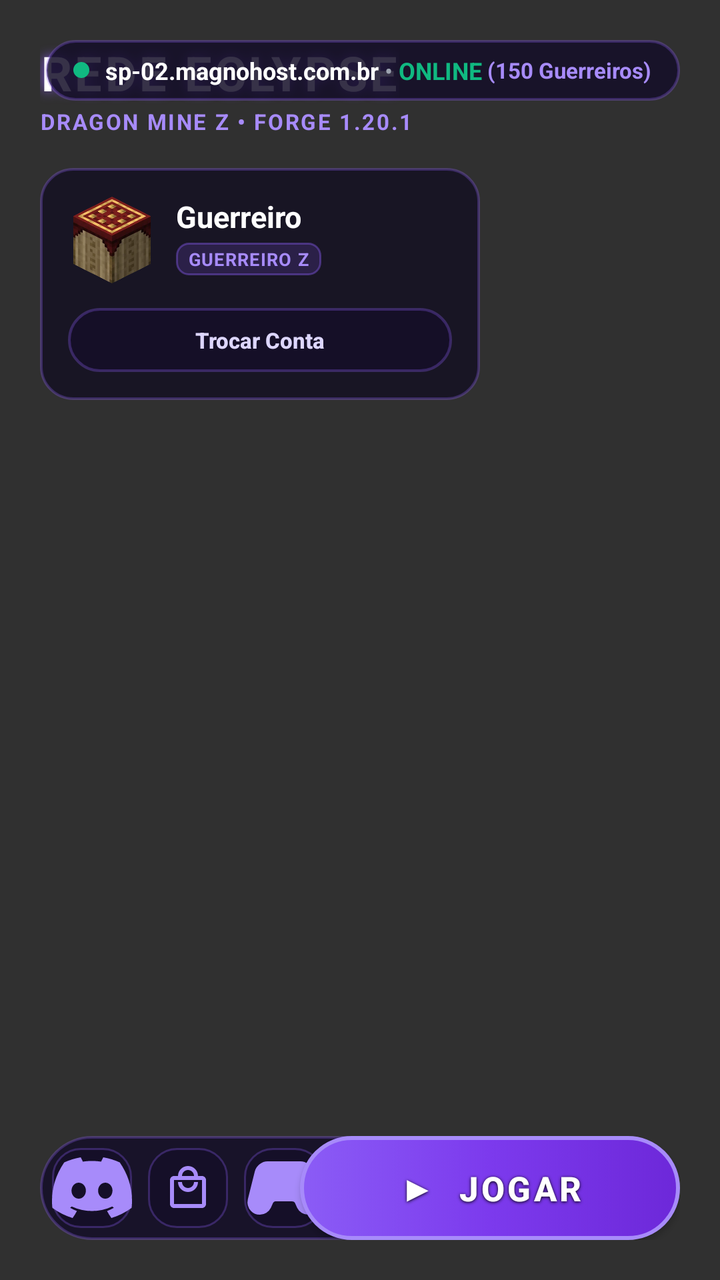
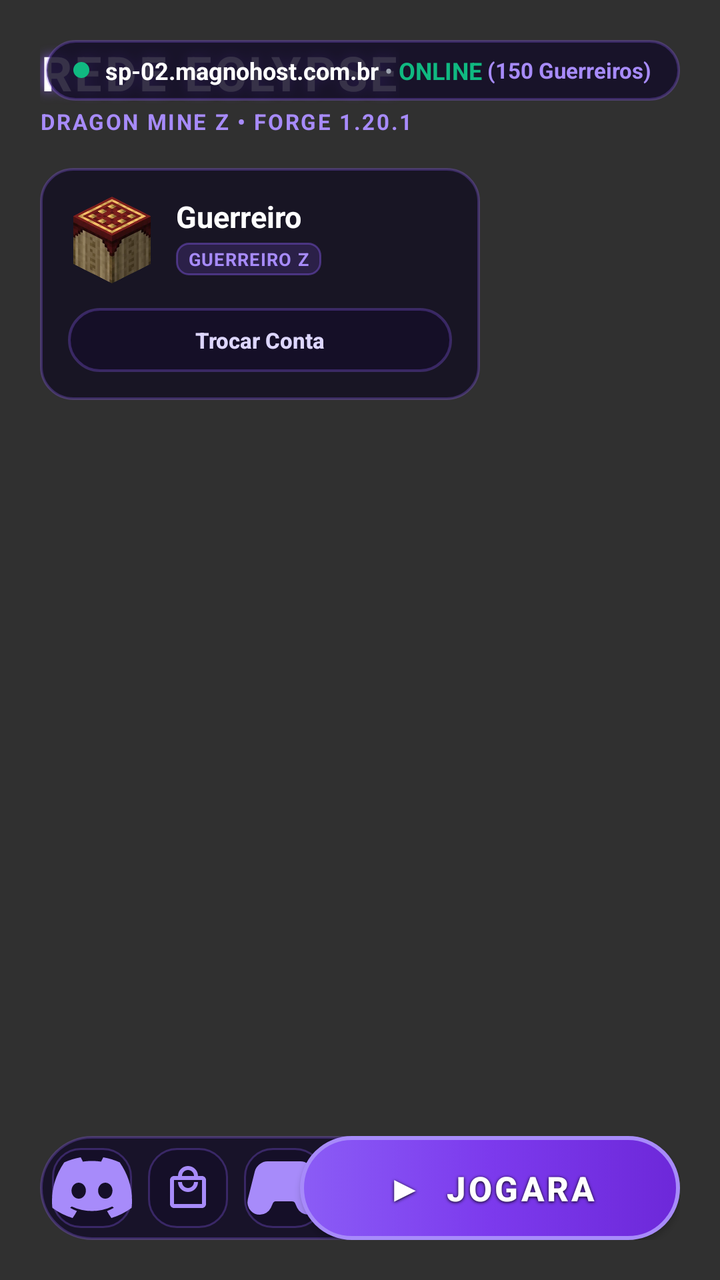

Compare the two renders of this Android layout. The source of the first and the diff that turns it into the second are given below.
<!-- AndroidManifest.xml: application theme AppTheme -->
<!-- res/layout/fragment_launcher.xml -->
<?xml version="1.0" encoding="utf-8"?>
<androidx.constraintlayout.widget.ConstraintLayout
    xmlns:android="http://schemas.android.com/apk/res/android"
    xmlns:app="http://schemas.android.com/apk/res-auto"
    xmlns:tools="http://schemas.android.com/tools"
    android:id="@+id/fragment_menu_main"
    android:layout_width="match_parent"
    android:layout_height="match_parent"
    android:padding="20dp">

    
    <LinearLayout
        android:id="@+id/header_branding"
        android:layout_width="wrap_content"
        android:layout_height="wrap_content"
        android:orientation="vertical"
        app:layout_constraintStart_toStartOf="parent"
        app:layout_constraintTop_toTopOf="parent">

        <TextView
            android:id="@+id/title_rede_eclypse"
            android:layout_width="wrap_content"
            android:layout_height="wrap_content"
            android:text="REDE ECLYPSE"
            android:textColor="@color/eclypse_text_title"
            android:textSize="24sp"
            android:textStyle="bold"
            android:letterSpacing="0.06"
            android:shadowColor="@color/eclypse_purple_primary"
            android:shadowDx="0"
            android:shadowDy="0"
            android:shadowRadius="14" />

        <TextView
            android:layout_width="wrap_content"
            android:layout_height="wrap_content"
            android:text="DRAGON MINE Z • FORGE 1.20.1"
            android:textColor="@color/eclypse_purple_glow"
            android:textSize="11sp"
            android:textStyle="bold"
            android:letterSpacing="0.08"
            android:layout_marginTop="1dp" />
    </LinearLayout>

    
    <LinearLayout
        android:id="@+id/server_status_card"
        android:layout_width="wrap_content"
        android:layout_height="wrap_content"
        android:orientation="horizontal"
        android:gravity="center_vertical"
        android:background="@drawable/bg_glass_card_pill"
        android:paddingHorizontal="14dp"
        android:paddingVertical="7dp"
        app:layout_constraintEnd_toEndOf="parent"
        app:layout_constraintTop_toTopOf="parent">

        <View
            android:layout_width="8dp"
            android:layout_height="8dp"
            android:background="@drawable/indicator_online"
            android:layout_marginEnd="8dp" />

        <TextView
            android:id="@+id/server_address_text"
            android:layout_width="wrap_content"
            android:layout_height="wrap_content"
            android:text="sp-02.magnohost.com.br"
            android:textColor="@color/eclypse_text_title"
            android:textSize="12sp"
            android:textStyle="bold" />

        <TextView
            android:layout_width="wrap_content"
            android:layout_height="wrap_content"
            android:text=" • "
            android:textColor="@color/eclypse_text_muted"
            android:textSize="12sp" />

        <TextView
            android:id="@+id/server_status_text"
            android:layout_width="wrap_content"
            android:layout_height="wrap_content"
            android:text="ONLINE"
            android:textColor="@color/eclypse_online_green"
            android:textSize="12sp"
            android:textStyle="bold" />

        <TextView
            android:id="@+id/server_players_count"
            android:layout_width="wrap_content"
            android:layout_height="wrap_content"
            android:text=" (150 Guerreiros)"
            android:textColor="@color/eclypse_purple_glow"
            android:textSize="11sp"
            android:textStyle="bold" />
    </LinearLayout>

    
    <androidx.constraintlayout.widget.ConstraintLayout
        android:id="@+id/player_card"
        android:layout_width="220dp"
        android:layout_height="wrap_content"
        android:background="@drawable/bg_glass_card"
        android:padding="14dp"
        android:layout_marginTop="16dp"
        app:layout_constraintStart_toStartOf="parent"
        app:layout_constraintTop_toBottomOf="@id/header_branding">

        
        <ImageView
            android:id="@+id/player_skin_avatar"
            android:layout_width="44dp"
            android:layout_height="44dp"
            android:scaleType="fitCenter"
            android:src="@drawable/ic_pojav_full"
            app:layout_constraintStart_toStartOf="parent"
            app:layout_constraintTop_toTopOf="parent" />

        
        <TextView
            android:id="@+id/player_username"
            android:layout_width="0dp"
            android:layout_height="wrap_content"
            android:text="Guerreiro"
            android:textColor="@color/eclypse_text_title"
            android:textSize="15sp"
            android:textStyle="bold"
            android:maxLines="1"
            android:ellipsize="end"
            android:layout_marginStart="10dp"
            app:layout_constraintStart_toEndOf="@id/player_skin_avatar"
            app:layout_constraintEnd_toEndOf="parent"
            app:layout_constraintTop_toTopOf="@id/player_skin_avatar" />

        
        <TextView
            android:id="@+id/player_rank_tag"
            android:layout_width="wrap_content"
            android:layout_height="wrap_content"
            android:text="GUERREIRO Z"
            android:textColor="@color/eclypse_purple_glow"
            android:textSize="9sp"
            android:textStyle="bold"
            android:letterSpacing="0.05"
            android:background="@drawable/bg_badge_purple"
            android:paddingHorizontal="6dp"
            android:paddingVertical="2dp"
            android:layout_marginStart="10dp"
            android:layout_marginTop="3dp"
            app:layout_constraintStart_toEndOf="@id/player_skin_avatar"
            app:layout_constraintTop_toBottomOf="@id/player_username" />

        
        <androidx.appcompat.widget.AppCompatButton
            android:id="@+id/switch_account_btn"
            android:layout_width="match_parent"
            android:layout_height="32dp"
            android:text="Trocar Conta"
            android:textColor="@color/eclypse_text_subtitle"
            android:textSize="11sp"
            android:textStyle="bold"
            android:textAllCaps="false"
            android:background="@drawable/bg_glass_card_pill"
            android:layout_marginTop="12dp"
            app:layout_constraintTop_toBottomOf="@id/player_skin_avatar"
            app:layout_constraintStart_toStartOf="parent"
            app:layout_constraintEnd_toEndOf="parent" />

    </androidx.constraintlayout.widget.ConstraintLayout>

    
    <LinearLayout
        android:id="@+id/bottom_dock"
        android:layout_width="wrap_content"
        android:layout_height="wrap_content"
        android:orientation="horizontal"
        android:background="@drawable/bg_glass_card_pill"
        android:padding="6dp"
        app:layout_constraintStart_toStartOf="parent"
        app:layout_constraintBottom_toBottomOf="parent">

        
        <ImageButton
            android:id="@+id/discord_button"
            android:layout_width="40dp"
            android:layout_height="40dp"
            android:background="@drawable/bg_dock_item"
            android:src="@drawable/ic_discord"
            android:tint="@color/eclypse_purple_glow"
            android:scaleType="centerInside"
            android:contentDescription="Discord" />

        
        <ImageButton
            android:id="@+id/shop_button"
            android:layout_width="40dp"
            android:layout_height="40dp"
            android:background="@drawable/bg_dock_item"
            android:src="@drawable/ic_shop_vip"
            android:tint="@color/eclypse_purple_glow"
            android:scaleType="centerInside"
            android:layout_marginStart="8dp"
            android:contentDescription="Loja VIP" />

        
        <ImageButton
            android:id="@+id/custom_control_button"
            android:layout_width="40dp"
            android:layout_height="40dp"
            android:background="@drawable/bg_dock_item"
            android:src="@drawable/ic_menu_custom_controls"
            android:tint="@color/eclypse_purple_glow"
            android:scaleType="centerInside"
            android:layout_marginStart="8dp"
            android:contentDescription="Controles" />

        
        <ImageButton
            android:id="@+id/dock_settings_btn"
            android:layout_width="40dp"
            android:layout_height="40dp"
            android:background="@drawable/bg_dock_item"
            android:src="@drawable/ic_menu_settings"
            android:tint="@color/eclypse_purple_glow"
            android:scaleType="centerInside"
            android:layout_marginStart="8dp"
            android:contentDescription="Configurações" />

        
        <ImageButton
            android:id="@+id/open_files_button"
            android:layout_width="40dp"
            android:layout_height="40dp"
            android:background="@drawable/bg_dock_item"
            android:src="@drawable/ic_folder"
            android:tint="@color/eclypse_purple_glow"
            android:scaleType="centerInside"
            android:layout_marginStart="8dp"
            android:contentDescription="Arquivos" />
    </LinearLayout>

    
    <androidx.appcompat.widget.AppCompatButton
        android:id="@+id/play_button"
        android:layout_width="190dp"
        android:layout_height="52dp"
        android:background="@drawable/bg_button_jogar"
        android:text="▶  JOGAR"
        android:textColor="#FFFFFF"
        android:textSize="17sp"
        android:textStyle="bold"
        android:letterSpacing="0.08"
        android:shadowColor="#000000"
        android:shadowDx="0"
        android:shadowDy="1"
        android:shadowRadius="4"
        android:elevation="6dp"
        app:layout_constraintEnd_toEndOf="parent"
        app:layout_constraintBottom_toBottomOf="parent" />

    
    <com.kdt.mcgui.mcVersionSpinner
        android:id="@+id/mc_version_spinner"
        android:layout_width="1dp"
        android:layout_height="1dp"
        android:visibility="gone"
        app:layout_constraintStart_toStartOf="parent"
        app:layout_constraintTop_toTopOf="parent" />

    <ImageButton
        android:id="@+id/edit_profile_button"
        android:layout_width="1dp"
        android:layout_height="1dp"
        android:visibility="gone"
        app:layout_constraintStart_toStartOf="parent"
        app:layout_constraintTop_toTopOf="parent" />

    <Button
        android:id="@+id/news_button"
        android:layout_width="1dp"
        android:layout_height="1dp"
        android:visibility="gone"
        app:layout_constraintStart_toStartOf="parent"
        app:layout_constraintTop_toTopOf="parent" />

    <Button
        android:id="@+id/install_jar_button"
        android:layout_width="1dp"
        android:layout_height="1dp"
        android:visibility="gone"
        app:layout_constraintStart_toStartOf="parent"
        app:layout_constraintTop_toTopOf="parent" />

    <Button
        android:id="@+id/share_logs_button"
        android:layout_width="1dp"
        android:layout_height="1dp"
        android:visibility="gone"
        app:layout_constraintStart_toStartOf="parent"
        app:layout_constraintTop_toTopOf="parent" />

</androidx.constraintlayout.widget.ConstraintLayout>
<!-- resources referenced by this layout -->
<resources>
  <color name="eclypse_online_green">#10B981</color>
  <color name="eclypse_purple_glow">#A78BFA</color>
  <color name="eclypse_purple_primary">#8B5CF6</color>
  <color name="eclypse_text_muted">#9CA3AF</color>
  <color name="eclypse_text_subtitle">#DDD6FE</color>
  <color name="eclypse_text_title">#FFFFFF</color>
  <!-- drawable bg_badge_purple (drawable) -->
  <?xml version="1.0" encoding="utf-8"?>
  <shape xmlns:android="http://schemas.android.com/apk/res/android"
      android:shape="rectangle">
      <solid android:color="#2B8B5CF6" />
      <stroke
          android:width="1dp"
          android:color="#668B5CF6" />
      <corners android:radius="6dp" />
  </shape>
  <!-- drawable bg_dock_item (drawable) -->
  <?xml version="1.0" encoding="utf-8"?>
  <selector xmlns:android="http://schemas.android.com/apk/res/android">
      <item android:state_pressed="true">
          <shape android:shape="rectangle">
              <solid android:color="#4D8B5CF6" />
              <stroke
                  android:width="1.5dp"
                  android:color="@color/eclypse_purple_glow" />
              <corners android:radius="14dp" />
          </shape>
      </item>
      <item>
          <shape android:shape="rectangle">
              <solid android:color="@color/eclypse_glass_pill" />
              <stroke
                  android:width="1dp"
                  android:color="@color/eclypse_glass_stroke" />
              <corners android:radius="14dp" />
          </shape>
      </item>
  </selector>
  <!-- drawable bg_glass_card (drawable) -->
  <?xml version="1.0" encoding="utf-8"?>
  <shape xmlns:android="http://schemas.android.com/apk/res/android"
      android:shape="rectangle">
      <solid android:color="@color/eclypse_glass_card" />
      <stroke
          android:width="1.2dp"
          android:color="@color/eclypse_glass_stroke" />
      <corners android:radius="16dp" />
  </shape>
  <!-- drawable bg_glass_card_pill (drawable) -->
  <?xml version="1.0" encoding="utf-8"?>
  <shape xmlns:android="http://schemas.android.com/apk/res/android"
      android:shape="rectangle">
      <solid android:color="@color/eclypse_glass_pill" />
      <stroke
          android:width="1.2dp"
          android:color="@color/eclypse_glass_stroke" />
      <corners android:radius="999dp" />
  </shape>
  <!-- drawable ic_shop_vip (drawable) -->
  <vector xmlns:android="http://schemas.android.com/apk/res/android"
      android:width="24dp"
      android:height="24dp"
      android:viewportWidth="24"
      android:viewportHeight="24">
    <path
        android:fillColor="@android:color/white"
        android:pathData="M19,6h-2c0,-2.76 -2.24,-5 -5,-5S7,3.24 7,6H5c-1.1,0 -2,0.9 -2,2v12c0,1.1 0.9,2 2,2h14c1.1,0 2,-0.9 2,-2V8c0,-1.1 -0.9,-2 -2,-2zm-7,-3c1.66,0 3,1.34 3,3H9c0,-1.66 1.34,-3 3,-3zm7,17H5V8h14v12zm-7,-8c-1.66,0 -3,-1.34 -3,-3H7c0,2.76 2.24,5 5,5s5,-2.24 5,-5h-2c0,1.66 -1.34,3 -3,3z"/>
  </vector>
  <!-- drawable indicator_online (drawable) -->
  <?xml version="1.0" encoding="utf-8"?>
  <shape xmlns:android="http://schemas.android.com/apk/res/android"
      android:shape="oval">
      <solid android:color="@color/eclypse_online_green" />
      <size
          android:width="8dp"
          android:height="8dp" />
  </shape>
  <style name="AppTheme" parent="@style/Theme.AppCompat.NoActionBar">
          <item name="windowNoTitle">true</item>
          <item name="windowActionBar">false</item>
          <item name="android:windowContentOverlay">@null</item>
          <item name="android:statusBarColor">@color/background_status_bar</item>
          <item name="android:navigationBarColor">@color/background_app</item>
          <item name="preferenceTheme">@style/PreferenceThemeOverlay.v14.Material</item>
  
          <item name="android:textSize">@dimen/_12ssp</item>
  
      </style>
  <color name="eclypse_glass_pill">#D9140F28</color>
  <color name="eclypse_glass_stroke">#4D8B5CF6</color>
  <color name="eclypse_glass_card">#BF110D20</color>
  <color name="background_status_bar">#07080B</color>
  <color name="background_app">#07080B</color>
  <!-- unchanged entries left out for length: 6 -->
</resources>

<!-- the commit's change to res/layout/fragment_launcher.xml (unified diff, before → after) -->
@@ -246,7 +246,7 @@
         android:layout_width="190dp"
         android:layout_height="52dp"
         android:background="@drawable/bg_button_jogar"
-        android:text="▶  JOGAR"
+        android:text="▶  JOGARA"
         android:textColor="#FFFFFF"
         android:textSize="17sp"
         android:textStyle="bold"
